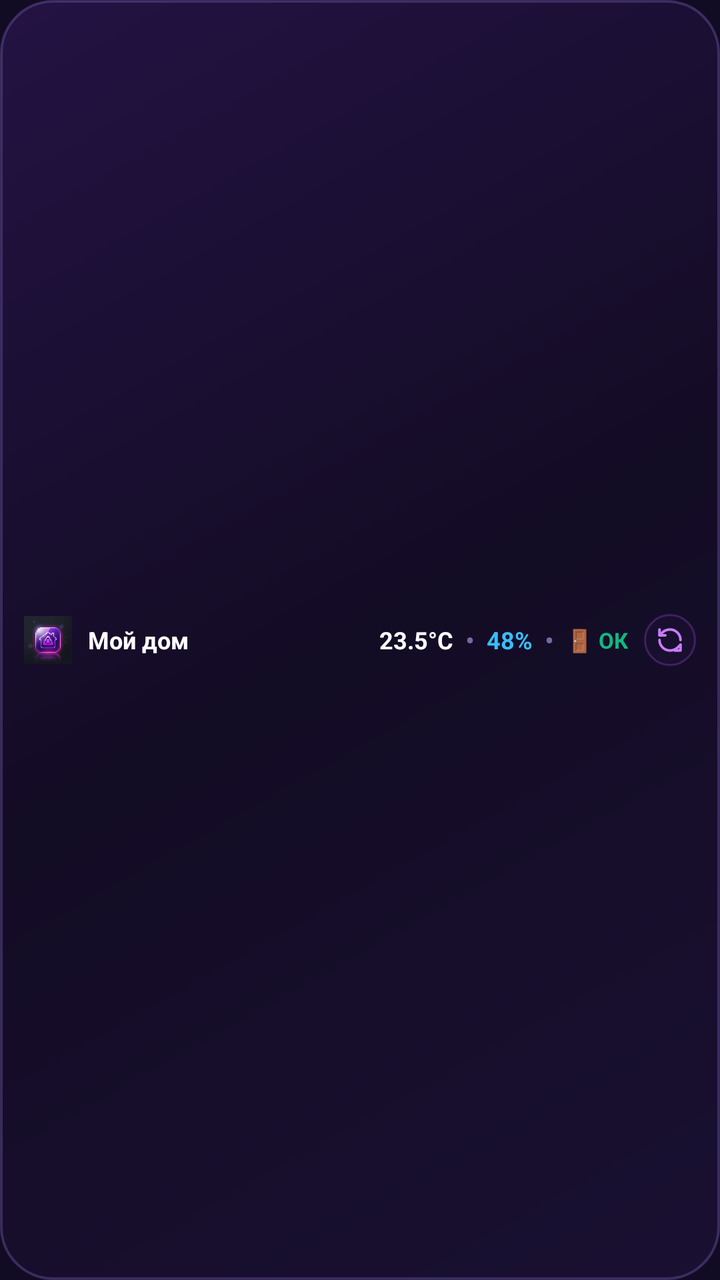
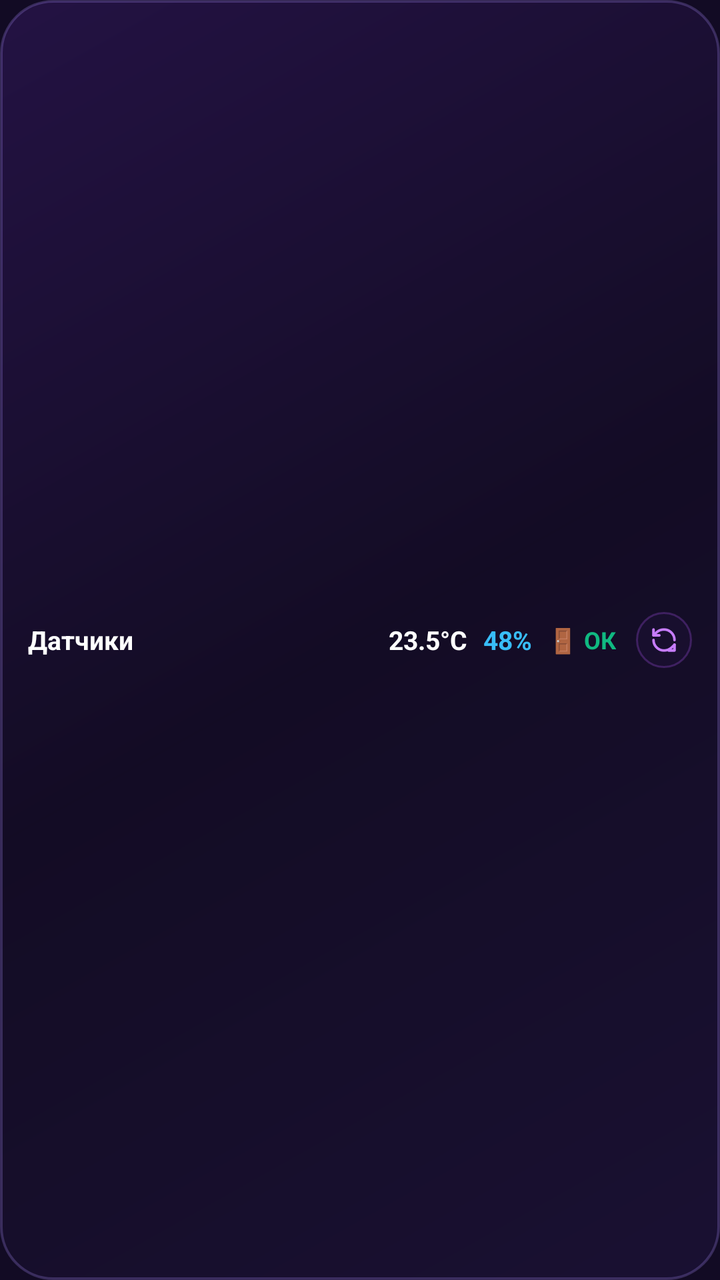

The first picture is an Android layout as it rendered before a commit; the second is the same layout after the commit. The layout source and the unified diff follow.
<!-- AndroidManifest.xml: application theme Theme.AliceHomeWidget -->
<!-- res/layout/widget_alice_bar_4x1.xml -->
<?xml version="1.0" encoding="utf-8"?>
<LinearLayout xmlns:android="http://schemas.android.com/apk/res/android"
    android:id="@+id/rootLayoutBar"
    android:layout_width="match_parent"
    android:layout_height="match_parent"
    android:background="@drawable/bg_alice_widget_glass"
    android:gravity="center_vertical"
    android:orientation="horizontal"
    android:paddingStart="12dp"
    android:paddingTop="6dp"
    android:paddingEnd="12dp"
    android:paddingBottom="6dp">

    
    <ImageView
        android:layout_width="24dp"
        android:layout_height="24dp"
        android:contentDescription="Алиса"
        android:src="@drawable/ic_alice_app_icon" />

    
    <TextView
        android:id="@+id/tvBarHousehold"
        android:layout_width="0dp"
        android:layout_height="wrap_content"
        android:layout_marginStart="8dp"
        android:layout_weight="1"
        android:text="Мой дом"
        android:textColor="@color/alice_text_white"
        android:textSize="12sp"
        android:textStyle="bold" />

    
    <TextView
        android:id="@+id/tvBarTemp"
        android:layout_width="wrap_content"
        android:layout_height="wrap_content"
        android:text="23.5°C"
        android:textColor="@color/alice_text_white"
        android:textSize="12sp"
        android:textStyle="bold" />

    <TextView
        android:layout_width="wrap_content"
        android:layout_height="wrap_content"
        android:layout_marginStart="6dp"
        android:layout_marginEnd="6dp"
        android:text="•"
        android:textColor="@color/alice_text_dim" />

    
    <TextView
        android:id="@+id/tvBarHumidity"
        android:layout_width="wrap_content"
        android:layout_height="wrap_content"
        android:text="48%"
        android:textColor="@color/sensor_humidity_cyan"
        android:textSize="12sp"
        android:textStyle="bold" />

    <TextView
        android:layout_width="wrap_content"
        android:layout_height="wrap_content"
        android:layout_marginStart="6dp"
        android:layout_marginEnd="6dp"
        android:text="•"
        android:textColor="@color/alice_text_dim" />

    
    <TextView
        android:id="@+id/tvBarDoor"
        android:layout_width="wrap_content"
        android:layout_height="wrap_content"
        android:text="🚪 ОК"
        android:textColor="@color/sensor_ok_green"
        android:textSize="11sp"
        android:textStyle="bold" />

    
    <FrameLayout
        android:id="@+id/btnBarRefresh"
        android:layout_width="26dp"
        android:layout_height="26dp"
        android:layout_marginStart="8dp"
        android:background="@drawable/bg_alice_btn_circle">

        <ImageView
            android:layout_width="14dp"
            android:layout_height="14dp"
            android:layout_gravity="center"
            android:contentDescription="Обновить"
            android:src="@drawable/ic_refresh" />
    </FrameLayout>

</LinearLayout>
<!-- resources referenced by this layout -->
<resources>
  <color name="alice_text_dim">#7A67A2</color>
  <color name="alice_text_white">#FFFFFF</color>
  <color name="sensor_humidity_cyan">#38BDF8</color>
  <color name="sensor_ok_green">#10B981</color>
  <!-- drawable bg_alice_btn_circle (drawable) -->
  <?xml version="1.0" encoding="utf-8"?>
  <shape xmlns:android="http://schemas.android.com/apk/res/android"
      android:shape="oval">
      <solid android:color="#332A1A4E" />
      <stroke
          android:width="1dp"
          android:color="#4D9D4EDD" />
  </shape>
  <!-- drawable bg_alice_widget_glass (drawable) -->
  <?xml version="1.0" encoding="utf-8"?>
  <shape xmlns:android="http://schemas.android.com/apk/res/android"
      android:shape="rectangle">
      <gradient
          android:angle="135"
          android:startColor="#E61A1033"
          android:centerColor="#E6130B24"
          android:endColor="#E6251246"
          android:type="linear" />
      <corners android:radius="26dp" />
      <stroke
          android:width="1.2dp"
          android:color="#40A78BFA" />
  </shape>
  <!-- drawable ic_alice_app_icon: png bitmap (drawable, 430338 bytes) -->
  <!-- drawable ic_refresh (drawable) -->
  <vector xmlns:android="http://schemas.android.com/apk/res/android"
      android:width="24dp"
      android:height="24dp"
      android:viewportWidth="24"
      android:viewportHeight="24">
      <path
          android:strokeColor="#FFC77DFF"
          android:strokeWidth="2.2"
          android:strokeLineCap="round"
          android:strokeLineJoin="round"
          android:fillColor="#00000000"
          android:pathData="M21,12a9,9 0 0,0 -9,-9 9.75,9.75 0 0,0 -6.74,2.74L3,8" />
      <path
          android:strokeColor="#FFC77DFF"
          android:strokeWidth="2.2"
          android:strokeLineCap="round"
          android:strokeLineJoin="round"
          android:fillColor="#00000000"
          android:pathData="M3,3v5h5" />
      <path
          android:strokeColor="#FFC77DFF"
          android:strokeWidth="2.2"
          android:strokeLineCap="round"
          android:strokeLineJoin="round"
          android:fillColor="#00000000"
          android:pathData="M3,12a9,9 0 0,0 9,9 9.75,9.75 0 0,0 6.74,-2.74L21,16" />
      <path
          android:strokeColor="#FFC77DFF"
          android:strokeWidth="2.2"
          android:strokeLineCap="round"
          android:strokeLineJoin="round"
          android:fillColor="#00000000"
          android:pathData="M16,21h5v-5" />
  </vector>
  <style name="Theme.AliceHomeWidget" parent="Theme.Material3.Dark.NoActionBar">
          <item name="colorPrimary">@color/alice_neon_purple</item>
          <item name="colorOnPrimary">@color/white</item>
          <item name="colorSecondary">@color/alice_primary_purple</item>
          <item name="android:statusBarColor">@color/alice_purple_dark</item>
          <item name="android:navigationBarColor">@color/alice_purple_dark</item>
          <item name="android:windowBackground">@color/alice_purple_dark</item>
      </style>
  <color name="alice_neon_purple">#9D4EDD</color>
  <color name="white">#FFFFFFFF</color>
  <color name="alice_primary_purple">#7B2CBF</color>
  <color name="alice_purple_dark">#120B24</color>
</resources>

<!-- the commit's change to res/layout/widget_alice_bar_4x1.xml (unified diff, before → after) -->
@@ -6,28 +6,20 @@
     android:background="@drawable/bg_alice_widget_glass"
     android:gravity="center_vertical"
     android:orientation="horizontal"
-    android:paddingStart="12dp"
+    android:paddingStart="14dp"
     android:paddingTop="6dp"
-    android:paddingEnd="12dp"
+    android:paddingEnd="14dp"
     android:paddingBottom="6dp">
-
-    
-    <ImageView
-        android:layout_width="24dp"
-        android:layout_height="24dp"
-        android:contentDescription="Алиса"
-        android:src="@drawable/ic_alice_app_icon" />
 
     
     <TextView
         android:id="@+id/tvBarHousehold"
         android:layout_width="0dp"
         android:layout_height="wrap_content"
-        android:layout_marginStart="8dp"
         android:layout_weight="1"
-        android:text="Мой дом"
+        android:text="Датчики"
         android:textColor="@color/alice_text_white"
-        android:textSize="12sp"
+        android:textSize="13sp"
         android:textStyle="bold" />
 
     
@@ -37,51 +29,37 @@
         android:layout_height="wrap_content"
         android:text="23.5°C"
         android:textColor="@color/alice_text_white"
-        android:textSize="12sp"
+        android:textSize="13sp"
         android:textStyle="bold" />
-
-    <TextView
-        android:layout_width="wrap_content"
-        android:layout_height="wrap_content"
-        android:layout_marginStart="6dp"
-        android:layout_marginEnd="6dp"
-        android:text="•"
-        android:textColor="@color/alice_text_dim" />
 
     
     <TextView
         android:id="@+id/tvBarHumidity"
         android:layout_width="wrap_content"
         android:layout_height="wrap_content"
+        android:layout_marginStart="8dp"
         android:text="48%"
         android:textColor="@color/sensor_humidity_cyan"
-        android:textSize="12sp"
+        android:textSize="13sp"
         android:textStyle="bold" />
-
-    <TextView
-        android:layout_width="wrap_content"
-        android:layout_height="wrap_content"
-        android:layout_marginStart="6dp"
-        android:layout_marginEnd="6dp"
-        android:text="•"
-        android:textColor="@color/alice_text_dim" />
 
     
     <TextView
         android:id="@+id/tvBarDoor"
         android:layout_width="wrap_content"
         android:layout_height="wrap_content"
+        android:layout_marginStart="8dp"
         android:text="🚪 ОК"
         android:textColor="@color/sensor_ok_green"
-        android:textSize="11sp"
+        android:textSize="12sp"
         android:textStyle="bold" />
 
     
     <FrameLayout
         android:id="@+id/btnBarRefresh"
-        android:layout_width="26dp"
-        android:layout_height="26dp"
-        android:layout_marginStart="8dp"
+        android:layout_width="28dp"
+        android:layout_height="28dp"
+        android:layout_marginStart="10dp"
         android:background="@drawable/bg_alice_btn_circle">
 
         <ImageView
<!-- resource entries referenced after the edit -->
@@ -1,6 +1,5 @@
 <!-- resources referenced by this layout -->
 <resources>
-  <color name="alice_text_dim">#7A67A2</color>
   <color name="alice_text_white">#FFFFFF</color>
   <color name="sensor_humidity_cyan">#38BDF8</color>
   <color name="sensor_ok_green">#10B981</color>
@@ -28,7 +27,6 @@
           android:width="1.2dp"
           android:color="#40A78BFA" />
   </shape>
-  <!-- drawable ic_alice_app_icon: png bitmap (drawable, 430338 bytes) -->
   <!-- drawable ic_refresh (drawable) -->
   <vector xmlns:android="http://schemas.android.com/apk/res/android"
       android:width="24dp"
